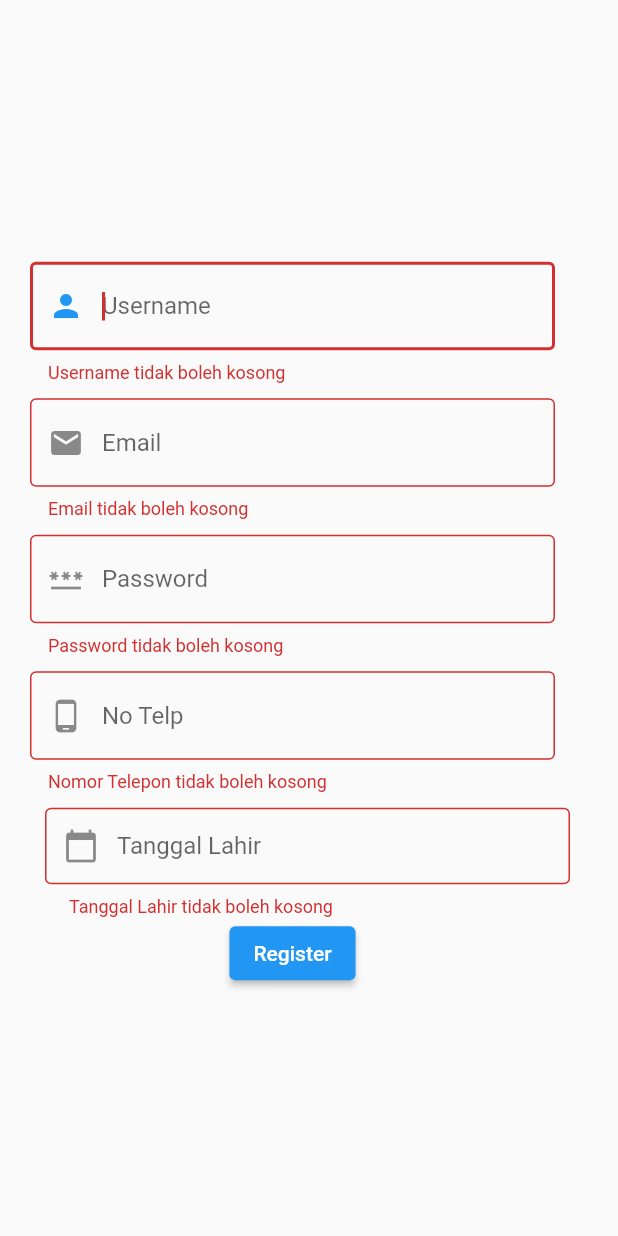
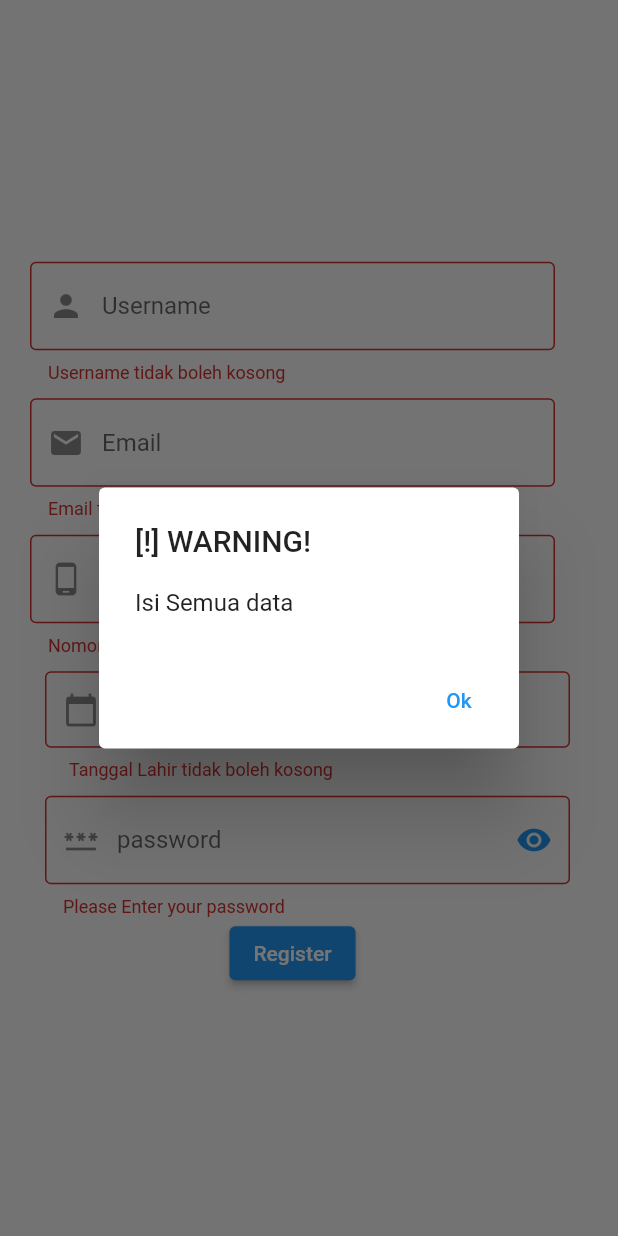
Before and after one commit to alexisngaing/ugd-d-4-hospital, a Flutter app: the RegisterView screen opened directly, after a tap on "Register", on a phone screen of 412 x 824 dp. Run offline on Flutter 3.47's test engine with Material 2 defaults, Android fonts, the phone set to English and light mode, and no system bars; our stand-ins replace fluttertoast, font_awesome_flutter, grouped_list, ionicons, shared_preferences; accounts and stored records are empty.

Commit message:
update sikit

```diff
--- a/lib/View/chat.dart
+++ b/lib/View/chat.dart
@@ -15,8 +15,7 @@ class _ChatPageState extends State<ChatPage> {
   List<Message> messages = [
     Message(
       text: 'Yes Sure!',
-      date: DateTime.now().subtract(
-          Duration(minutes: 5)), // Pesan pertama dikirim 5 menit yang lalu
+      date: DateTime.now().subtract(Duration(minutes: 5)),
       isSentByMe: false,
     ),
   ];
--- a/lib/View/register.dart
+++ b/lib/View/register.dart
@@ -3,6 +3,7 @@ import 'package:shared_preferences/shared_preferences.dart';
 import 'package:ugd_4_hospital/View/login.dart';
 import 'package:ugd_4_hospital/component/form_component.dart';
 import 'package:intl/intl.dart';
+import 'package:ugd_4_hospital/dialog/alert_dialog.dart';
 
 class RegisterView extends StatefulWidget {
   const RegisterView({Key? key}) : super(key: key);
@@ -18,6 +19,7 @@ class _RegisterViewState extends State<RegisterView> {
   TextEditingController passwordController = TextEditingController();
   TextEditingController notelpController = TextEditingController();
   TextEditingController dateController = TextEditingController();
+  bool isPasswordVisible = false;
 
   @override
   Widget build(BuildContext context) {
@@ -41,7 +43,7 @@ class _RegisterViewState extends State<RegisterView> {
                   hinTxt: "Username",
                   helperTxt: "Ucup Surucup",
                   iconData: Icons.person),
-              inputForm(((p0) {
+              inputForm((p0) {
                 if (p0 == null || p0.isEmpty) {
                   return 'Email tidak boleh kosong';
                 }
@@ -49,31 +51,17 @@ class _RegisterViewState extends State<RegisterView> {
                   return 'Email harus menggunakan @';
                 }
                 return null;
-              }),
+              },
                   controller: emailController,
                   hinTxt: "Email",
                   helperTxt: "ucup@gmail.com",
                   iconData: Icons.email),
-              inputForm(((p0) {
-                if (p0 == null || p0.isEmpty) {
-                  return 'Password tidak boleh kosong';
-                }
-                if (p0.length < 5) {
-                  return 'Password minimal 5 digit';
-                }
-                return null;
-              }),
-                  controller: passwordController,
-                  hinTxt: "Password",
-                  helperTxt: "xxxxxxx",
-                  iconData: Icons.password,
-                  password: true),
-              inputForm(((p0) {
+              inputForm((p0) {
                 if (p0 == null || p0.isEmpty) {
                   return 'Nomor Telepon tidak boleh kosong';
                 }
                 return null;
-              }),
+              },
                   controller: notelpController,
                   hinTxt: "No Telp",
                   helperTxt: "082123456789",
@@ -111,6 +99,35 @@ class _RegisterViewState extends State<RegisterView> {
                   },
                 ),
               ),
+              Container(
+                width: 370,
+                padding: const EdgeInsets.only(left: 20, top: 10),
+                child: TextFormField(
+                  controller: passwordController,
+                  decoration: InputDecoration(
+                    hintText: 'password',
+                    helperText: '******',
+                    border: OutlineInputBorder(),
+                    prefixIcon: Icon(Icons.password_outlined),
+                    suffixIcon: IconButton(
+                      onPressed: () {
+                        setState(() {
+                          isPasswordVisible = !isPasswordVisible;
+                        });
+                      },
+                      icon: Icon(
+                        isPasswordVisible
+                            ? Icons.visibility_off
+                            : Icons.visibility,
+                        color: isPasswordVisible ? Colors.grey : Colors.blue,
+                      ),
+                    ),
+                  ),
+                  obscureText: isPasswordVisible,
+                  validator: (value) =>
+                      value == '' ? 'Please Enter your password' : null,
+                ),
+              ),
               ElevatedButton(
                 onPressed: () async {
                   if (_formKey.currentState!.validate()) {
@@ -118,6 +135,7 @@ class _RegisterViewState extends State<RegisterView> {
                     prefs.setString('username', usernameController.text);
                     prefs.setString('email', emailController.text);
                     prefs.setString('password', passwordController.text);
+                    prefs.setString('No telp', notelpController.text);
 
                     Navigator.pushReplacement(
                       context,
@@ -125,6 +143,8 @@ class _RegisterViewState extends State<RegisterView> {
                         builder: (_) => LoginPage(),
                       ),
                     );
+                  } else {
+                    showDialogGagal(context);
                   }
                 },
                 child: const Text('Register'),
--- a/lib/dialog/alert_dialog.dart
+++ b/lib/dialog/alert_dialog.dart
@@ -2,33 +2,22 @@ import 'package:flutter/material.dart';
 import 'package:ugd_4_hospital/View/login.dart';
 import 'package:ugd_4_hospital/View/register.dart';
 
-showAlertDialog(BuildContext context) {
-  // pengaturan tombol alert
-  Widget cancelButton = TextButton(
-    child: Text("Cancel"),
-    onPressed: () {
-      pushRegister(context);
-    },
-  );
+showDialogGagal(BuildContext context) {
   Widget okButton = TextButton(
     child: Text("Ok"),
     onPressed: () {
-      pushLogin(context);
+      pushRegister(context);
     },
   );
 
   // isi teks alertnya
   AlertDialog alert = AlertDialog(
     title: Text("[!] WARNING!"),
-    content: Text("Pastikan data yang anda isi telah benar"),
+    content: Text("Isi Semua data"),
     actions: [
-      cancelButton,
       okButton,
     ],
   );
-
-  // cara nampilinnya, kaitin sama tombol sumbit di registrasi
-  // nanti tombol ok bakal nerusin ke data dikirim, klo cancel ya batal
   showDialog(
     context: context,
     builder: (BuildContext context) {
--- a/lib/view/grid.dart
+++ b/lib/view/grid.dart
@@ -16,7 +16,6 @@ class _GridWidgetState extends State<GridWidget> {
     return GestureDetector(
       onTap: () {
         setState(() {
-          //changing the current expandableState
           expandableState[index] = !isExpanded;
         });
       },
```
